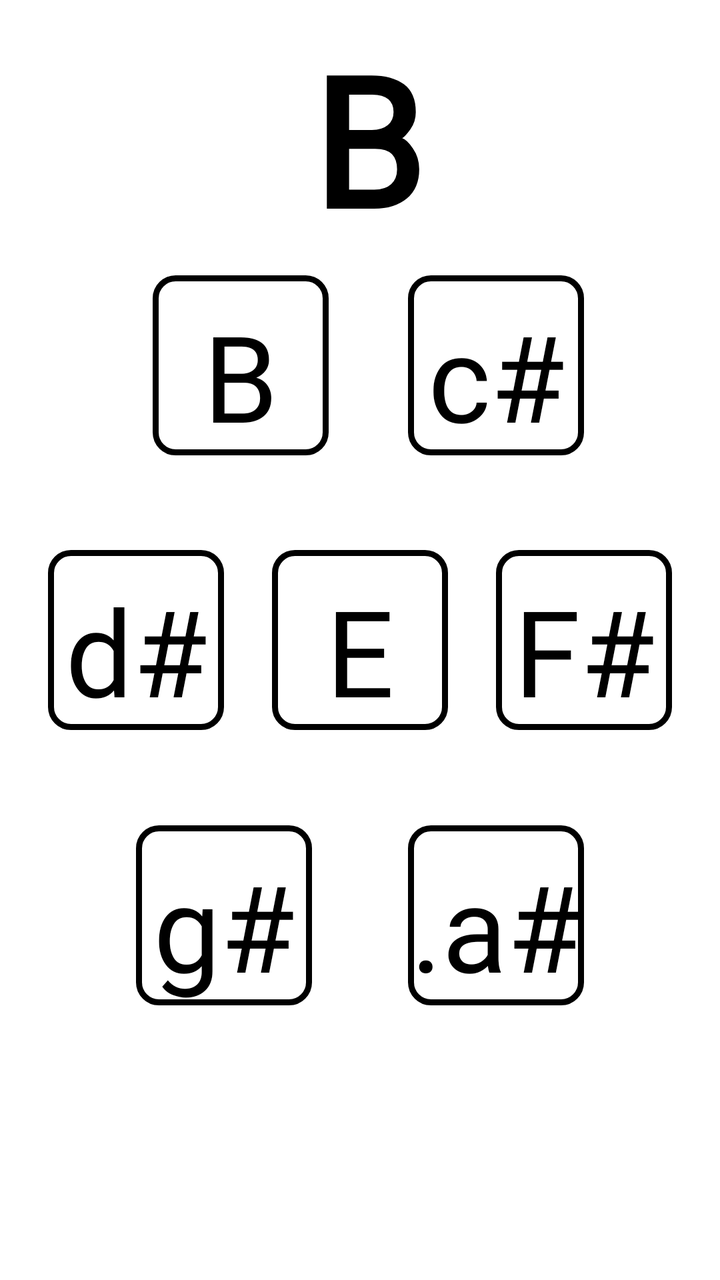
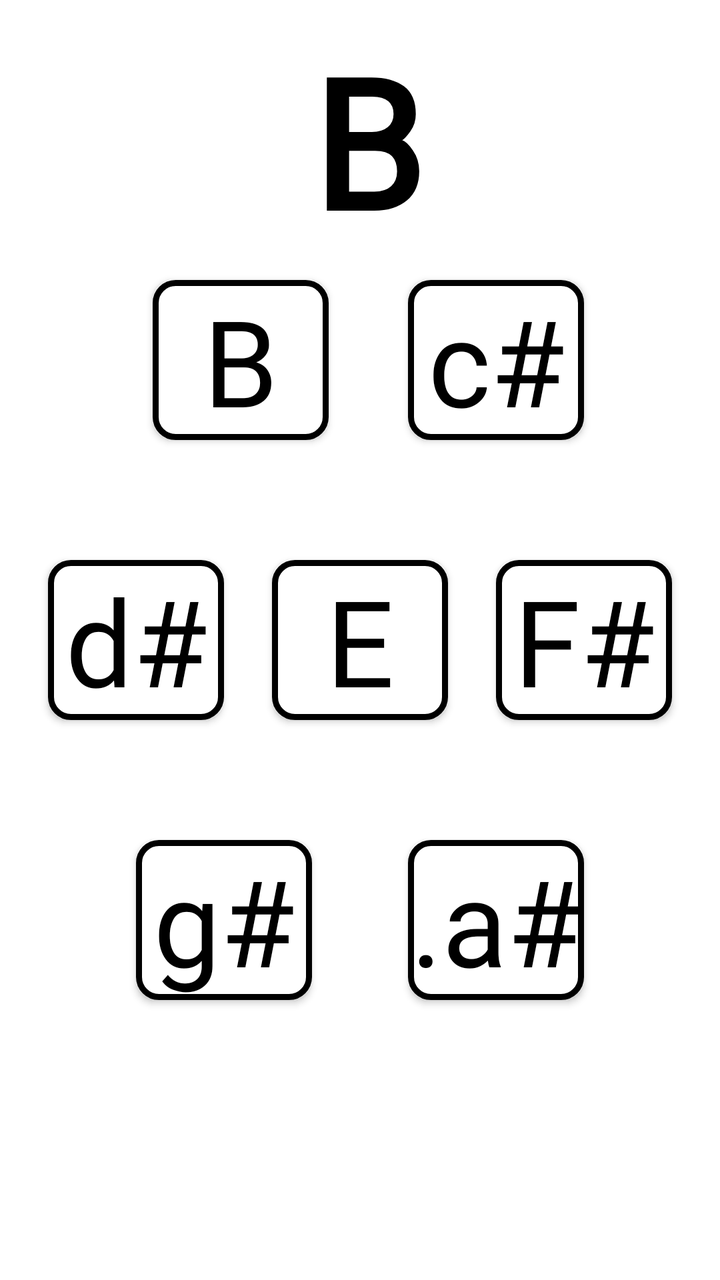

Two renders of the same Android screen: before a commit and after it. Below are the layout's source before the change and the commit's diff.
<!-- AndroidManifest.xml: application theme AppTheme -->
<!-- res/layout/activity_maj_b.xml -->
<?xml version="1.0" encoding="utf-8"?>
<androidx.constraintlayout.widget.ConstraintLayout xmlns:android="http://schemas.android.com/apk/res/android"
    xmlns:app="http://schemas.android.com/apk/res-auto"
    xmlns:tools="http://schemas.android.com/tools"
    android:layout_width="match_parent"
    android:layout_height="match_parent"
    android:background="#ffffff"
    android:orientation="vertical"
    android:visibility="visible"
    tools:context=".maj_b"
    tools:visibility="visible">


    <TextView
        android:id="@+id/maj_b_label"
        android:layout_width="wrap_content"
        android:layout_height="wrap_content"
        android:fontFamily="@font/intut"
        android:text="@string/M_b"
        android:textColor="#000000"
        android:textSize="90sp"
        android:textStyle="bold"
        app:layout_constraintBottom_toTopOf="@+id/b"
        app:layout_constraintEnd_toEndOf="@+id/cs"
        app:layout_constraintStart_toStartOf="@+id/b"
        app:layout_constraintTop_toTopOf="parent"
        tools:ignore="MissingConstraints" />

    <Button
        android:id="@+id/b"
        android:layout_width="wrap_content"
        android:layout_height="wrap_content"
        android:background="@drawable/main_theme"
        android:fontFamily="@font/intut"
        android:text="@string/MB_b"
        android:textAllCaps="false"
        android:textColor="#000000"
        android:textSize="60sp"
        app:layout_constraintBottom_toBottomOf="@+id/ds"
        app:layout_constraintEnd_toEndOf="@+id/e"
        app:layout_constraintHorizontal_bias="0.561"
        app:layout_constraintStart_toStartOf="parent"
        app:layout_constraintTop_toTopOf="parent"
        tools:ignore="MissingConstraints" />

    <Button
        android:id="@+id/cs"
        android:layout_width="wrap_content"
        android:layout_height="wrap_content"
        android:background="@drawable/main_theme"
        android:fontFamily="@font/intut"
        android:text="@string/MB_cs"
        android:textAllCaps="false"
        android:textColor="#000000"
        android:textSize="60sp"
        app:layout_constraintBottom_toBottomOf="@+id/fs"
        app:layout_constraintEnd_toEndOf="parent"
        app:layout_constraintStart_toStartOf="@+id/e"
        app:layout_constraintTop_toTopOf="parent"
        tools:ignore="MissingConstraints" />

    <Button
        android:id="@+id/ds"
        android:layout_width="wrap_content"
        android:layout_height="wrap_content"
        android:background="@drawable/main_theme"
        android:fontFamily="@font/intut"
        android:text="@string/MB_ds"
        android:textAllCaps="false"
        android:textColor="#000000"
        android:textSize="60sp"
        app:layout_constraintBottom_toBottomOf="parent"
        app:layout_constraintEnd_toStartOf="@+id/e"
        app:layout_constraintStart_toStartOf="parent"
        app:layout_constraintTop_toTopOf="parent"
        tools:ignore="MissingConstraints" />

    <Button
        android:id="@+id/e"
        android:layout_width="wrap_content"
        android:layout_height="wrap_content"
        android:background="@drawable/main_theme"
        android:fontFamily="@font/intut"
        android:text="@string/MB_e"
        android:textAllCaps="false"
        android:textColor="#000000"
        android:textSize="60sp"
        app:layout_constraintBottom_toBottomOf="parent"
        app:layout_constraintEnd_toEndOf="parent"
        app:layout_constraintStart_toStartOf="parent"
        app:layout_constraintTop_toTopOf="parent"
        tools:ignore="MissingConstraints" />

    <Button
        android:id="@+id/fs"
        android:layout_width="wrap_content"
        android:layout_height="wrap_content"
        android:background="@drawable/main_theme"
        android:fontFamily="@font/intut"
        android:text="@string/MB_fs"
        android:textAllCaps="false"
        android:textColor="#000000"
        android:textSize="60sp"
        app:layout_constraintBottom_toBottomOf="parent"
        app:layout_constraintEnd_toEndOf="parent"
        app:layout_constraintStart_toEndOf="@+id/e"
        app:layout_constraintTop_toTopOf="parent"
        tools:ignore="MissingConstraints" />

    <Button
        android:id="@+id/gs"
        android:layout_width="wrap_content"
        android:layout_height="wrap_content"
        android:background="@drawable/main_theme"
        android:fontFamily="@font/intut"
        android:text="@string/MB_gs"
        android:textAllCaps="false"
        android:textColor="#000000"
        android:textSize="60sp"
        app:layout_constraintBottom_toBottomOf="parent"
        app:layout_constraintEnd_toEndOf="@+id/e"
        app:layout_constraintStart_toStartOf="parent"
        app:layout_constraintTop_toTopOf="@+id/e"
        tools:ignore="MissingConstraints" />

    <Button
        android:id="@+id/as"
        android:layout_width="wrap_content"
        android:layout_height="wrap_content"
        android:background="@drawable/main_theme"
        android:fontFamily="@font/intut"
        android:text="@string/MB_aAs"
        android:textAllCaps="false"
        android:textColor="#000000"
        android:textSize="60sp"
        app:layout_constraintBottom_toBottomOf="parent"
        app:layout_constraintEnd_toEndOf="parent"
        app:layout_constraintStart_toStartOf="@+id/e"
        app:layout_constraintTop_toTopOf="@+id/e"
        tools:ignore="MissingConstraints" />


</androidx.constraintlayout.widget.ConstraintLayout>
<!-- resources referenced by this layout -->
<resources>
  <!-- drawable main_theme (drawable) -->
  <?xml version="1.0" encoding="utf-8"?>
  <shape xmlns:android="http://schemas.android.com/apk/res/android" android:shape="rectangle" >
      <corners
          android:radius="10dp"
          />
  
      <stroke
          android:width="3dp"
          android:color="#000000"
          />
      <padding
          android:left="0dp"
          android:top="10dp"
          android:right="0dp"
          android:bottom="0dp"
          />
  </shape>
  <string name="MB_aAs">.a#</string>
  <string name="MB_b">B</string>
  <string name="MB_cs">c#</string>
  <string name="MB_ds">d#</string>
  <string name="MB_e">E</string>
  <string name="MB_fs">F#</string>
  <string name="MB_gs">g#</string>
  <string name="M_b">B</string>
  <style name="AppTheme" parent="Theme.AppCompat.NoActionBar">
          
          <item name="colorPrimary">#000000</item>
          <item name="colorPrimaryDark">#000000</item>
          <item name="colorAccent">#000000</item>
      </style>
</resources>

<!-- the commit's change to res/layout/activity_maj_b.xml (unified diff, before → after) -->
@@ -30,7 +30,7 @@
         android:id="@+id/b"
         android:layout_width="wrap_content"
         android:layout_height="wrap_content"
-        android:background="@drawable/main_theme"
+        android:background="@drawable/btn_unified_selector"
         android:fontFamily="@font/intut"
         android:text="@string/MB_b"
         android:textAllCaps="false"
@@ -47,7 +47,7 @@
         android:id="@+id/cs"
         android:layout_width="wrap_content"
         android:layout_height="wrap_content"
-        android:background="@drawable/main_theme"
+        android:background="@drawable/btn_unified_selector"
         android:fontFamily="@font/intut"
         android:text="@string/MB_cs"
         android:textAllCaps="false"
@@ -63,7 +63,7 @@
         android:id="@+id/ds"
         android:layout_width="wrap_content"
         android:layout_height="wrap_content"
-        android:background="@drawable/main_theme"
+        android:background="@drawable/btn_unified_selector"
         android:fontFamily="@font/intut"
         android:text="@string/MB_ds"
         android:textAllCaps="false"
@@ -79,7 +79,7 @@
         android:id="@+id/e"
         android:layout_width="wrap_content"
         android:layout_height="wrap_content"
-        android:background="@drawable/main_theme"
+        android:background="@drawable/btn_unified_selector"
         android:fontFamily="@font/intut"
         android:text="@string/MB_e"
         android:textAllCaps="false"
@@ -95,7 +95,7 @@
         android:id="@+id/fs"
         android:layout_width="wrap_content"
         android:layout_height="wrap_content"
-        android:background="@drawable/main_theme"
+        android:background="@drawable/btn_unified_selector"
         android:fontFamily="@font/intut"
         android:text="@string/MB_fs"
         android:textAllCaps="false"
@@ -111,7 +111,7 @@
         android:id="@+id/gs"
         android:layout_width="wrap_content"
         android:layout_height="wrap_content"
-        android:background="@drawable/main_theme"
+        android:background="@drawable/btn_unified_selector"
         android:fontFamily="@font/intut"
         android:text="@string/MB_gs"
         android:textAllCaps="false"
@@ -127,7 +127,7 @@
         android:id="@+id/as"
         android:layout_width="wrap_content"
         android:layout_height="wrap_content"
-        android:background="@drawable/main_theme"
+        android:background="@drawable/btn_unified_selector"
         android:fontFamily="@font/intut"
         android:text="@string/MB_aAs"
         android:textAllCaps="false"
<!-- resource entries referenced after the edit -->
@@ -1,23 +1,35 @@
 <!-- resources referenced by this layout -->
 <resources>
-  <!-- drawable main_theme (drawable) -->
+  <!-- drawable btn_unified_selector (drawable) -->
   <?xml version="1.0" encoding="utf-8"?>
-  <shape xmlns:android="http://schemas.android.com/apk/res/android" android:shape="rectangle" >
-      <corners
-          android:radius="10dp"
-          />
-  
-      <stroke
-          android:width="3dp"
-          android:color="#000000"
-          />
-      <padding
-          android:left="0dp"
-          android:top="10dp"
-          android:right="0dp"
-          android:bottom="0dp"
-          />
-  </shape>
+  <selector xmlns:android="http://schemas.android.com/apk/res/android">
+      
+      <item android:state_pressed="true">
+          <layer-list>
+              <item>
+                  <shape android:shape="rectangle">
+                      <solid android:color="#FFFFFF" />
+                      <stroke android:width="3dp" android:color="#000000" />
+                      <corners android:radius="10dp" />
+                  </shape>
+              </item>
+              <item>
+                  <shape android:shape="rectangle">
+                      <solid android:color="#80000000" /> 
+                      <corners android:radius="10dp" />
+                  </shape>
+              </item>
+          </layer-list>
+      </item>
+      
+      <item>
+          <shape android:shape="rectangle">
+              <solid android:color="#FFFFFF" />
+              <stroke android:width="3dp" android:color="#000000" />
+              <corners android:radius="10dp" />
+          </shape>
+      </item>
+  </selector>
   <string name="MB_aAs">.a#</string>
   <string name="MB_b">B</string>
   <string name="MB_cs">c#</string>
